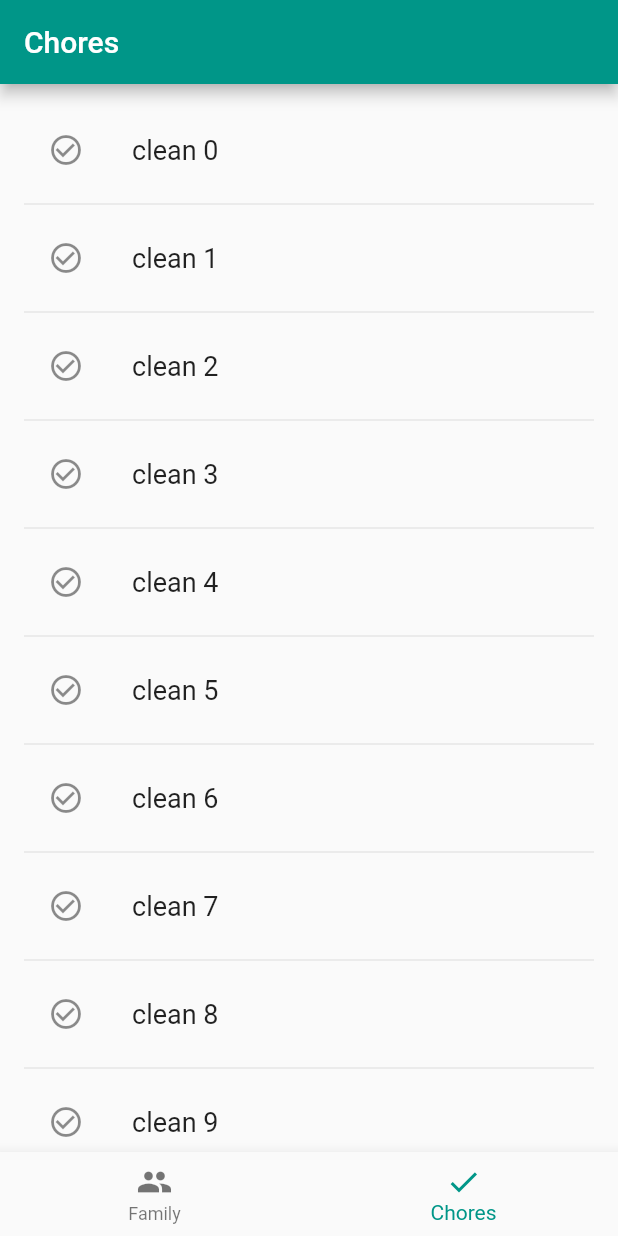
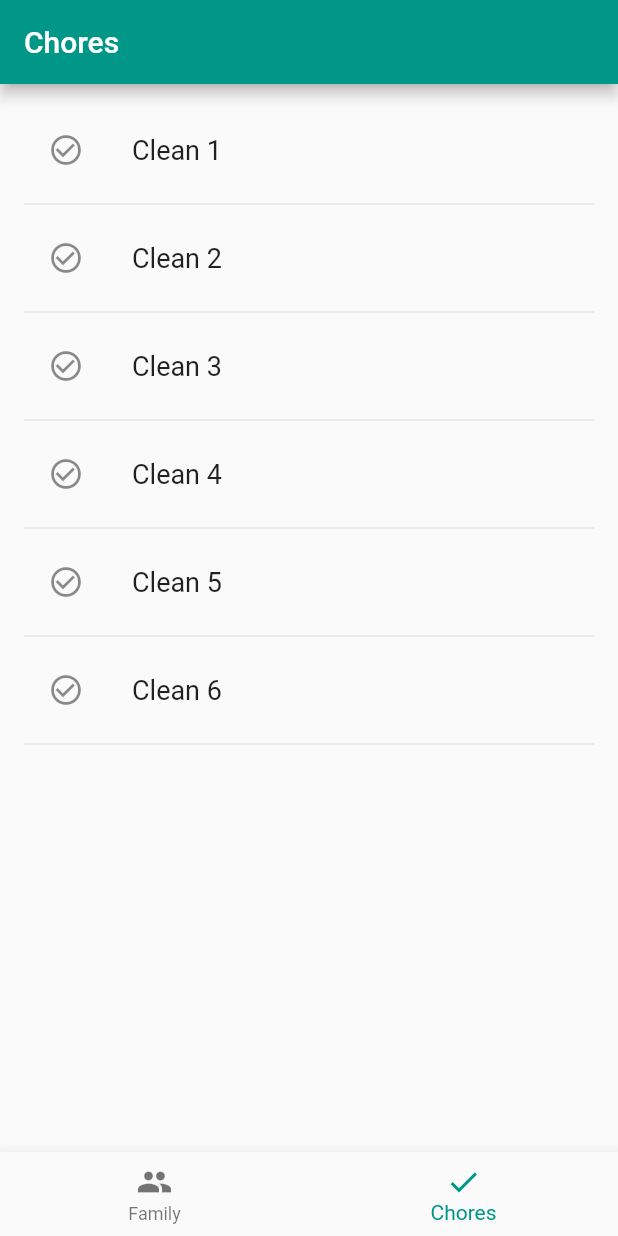
Before and after one commit to adamstegman/chores, a Flutter app: the screen it shows after launch, on a phone screen of 412 x 824 dp. Run offline on Flutter 3.47's test engine with Material 2 defaults, Android fonts, the light colour scheme and no system bars.

Commit message:
Adaptive design

```diff
--- a/lib/chores/chore_list.dart
+++ b/lib/chores/chore_list.dart
@@ -1,12 +1,11 @@
 import 'package:flutter/material.dart';
 
+import '../core/callbacks.dart';
 import 'chore.dart';
 
-typedef ToggleAtIndex = void Function(int index);
-
 class ChoreList extends StatelessWidget {
+  final Iterable<Chore> chores;
   final ToggleAtIndex toggleChoreCompleted;
-  final Iterable<Chore> chores;
   final _biggerFont = const TextStyle(fontSize: 18.0);
 
   ChoreList({Key? key, required this.chores, required this.toggleChoreCompleted}) : super(key: key);
@@ -15,6 +14,7 @@ class ChoreList extends StatelessWidget {
   Widget build(BuildContext context) {
     return ListView.builder(
       padding: const EdgeInsets.all(16.0),
+      itemCount: chores.length * 2,
       itemBuilder: (context, i) {
         if (i.isOdd) return const Divider();
 
--- /dev/null
+++ b/lib/chores/chore_provider.dart
@@ -0,0 +1,21 @@
+import 'chore.dart';
+
+class ChoreProvider {
+  // TODO: actual storage
+  final _chores = [
+    Chore(name: 'Clean 1'),
+    Chore(name: 'Clean 2'),
+    Chore(name: 'Clean 3'),
+    Chore(name: 'Clean 4'),
+    Chore(name: 'Clean 5'),
+    Chore(name: 'Clean 6'),
+  ];
+
+  Iterable<Chore> getChores() {
+    return _chores;
+  }
+
+  void toggleChoreCompleted(int index) {
+    _chores.elementAt(index).completed = !_chores.elementAt(index).completed;
+  }
+}
--- a/lib/chores/chores_page.dart
+++ b/lib/chores/chores_page.dart
@@ -1,39 +1,17 @@
 import 'package:flutter/material.dart';
 
+import '../core/callbacks.dart';
 import 'chore.dart';
 import 'chore_list.dart';
 
-class ChoresPage extends StatefulWidget {
-  @override
-  _ChoresPageState createState() => _ChoresPageState();
-}
+class ChoresPage extends StatelessWidget {
+  final Iterable<Chore> chores;
+  final ToggleAtIndex toggleChoreCompleted;
 
-class _ChoresPageState extends State<ChoresPage> {
-  final _completedChoreIndexes = <int>[];
+  const ChoresPage({Key? key, required this.chores, required this.toggleChoreCompleted}) : super(key: key);
 
   @override
   Widget build(BuildContext context) {
-    return ChoreList(chores: _generateChores(), toggleChoreCompleted: _toggleChoreCompleted);
-  }
-
-  // TODO: actual storage
-  Iterable<Chore> _generateChores() sync* {
-    var index = 0;
-
-    // We're in a sync* function, so `while (true)` is okay.
-    while (true) {
-      yield Chore(name: 'clean $index', completed: _completedChoreIndexes.contains(index));
-      index++;
-    }
-  }
-
-  void _toggleChoreCompleted(int index) {
-    setState(() {
-      if (_completedChoreIndexes.contains(index)) {
-        _completedChoreIndexes.remove(index);
-      } else {
-        _completedChoreIndexes.add(index);
-      }
-    });
+    return ChoreList(chores: chores, toggleChoreCompleted: toggleChoreCompleted);
   }
 }
--- a/lib/core/app.dart
+++ b/lib/core/app.dart
@@ -1,9 +1,14 @@
-import 'package:chores/core/home_page.dart';
+import 'package:chores/chores/chore_provider.dart';
 import 'package:flutter/material.dart';
 
 import 'constants.dart';
+import 'home_page.dart';
 
 class ChoresApp extends StatelessWidget {
+  final ChoreProvider choreProvider;
+
+  ChoresApp(this.choreProvider);
+
   @override
   Widget build(BuildContext context) {
     return MaterialApp(
@@ -16,7 +21,7 @@ class ChoresApp extends StatelessWidget {
         brightness: Brightness.dark,
         primarySwatch: Colors.teal,
       ),
-      home: HomePage(),
+      home: HomePage(choreProvider: choreProvider),
     );
   }
 }
--- /dev/null
+++ b/lib/core/callbacks.dart
@@ -0,0 +1 @@
+typedef ToggleAtIndex = void Function(int index);
--- a/lib/core/home_page.dart
+++ b/lib/core/home_page.dart
@@ -1,67 +1,34 @@
 import 'package:flutter/material.dart';
 
-import '../chores/chores_page.dart';
-import '../family/family_page.dart';
-import 'constants.dart';
-
-class NavItem {
-  final String label;
-  final Icon icon;
-  final Widget widget;
-
-  NavItem({required this.label, required this.icon, required this.widget});
-}
+import '../chores/chore_provider.dart';
+import 'home_medium_screen.dart';
+import 'home_small_screen.dart';
+import 'screen_size.dart';
 
 class HomePage extends StatefulWidget {
+  final ChoreProvider choreProvider;
+
+  const HomePage({Key? key, required this.choreProvider}) : super(key: key);
+
   @override
   _HomePageState createState() => _HomePageState();
 }
 
 class _HomePageState extends State<HomePage> {
-  final _title = Text(APP_NAME);
-  final _navItems = [
-    NavItem(
-      icon: Icon(Icons.people),
-      label: FAMILY_TITLE,
-      widget: FamilyPage(),
-    ),
-    NavItem(
-      icon: Icon(Icons.check),
-      label: CHORES_TITLE,
-      widget: ChoresPage(),
-    ),
-  ];
-  int _selectedNavIndex = 1;
-
   @override
   Widget build(BuildContext context) {
-    return Scaffold(
-      appBar: AppBar(
-        title: _title,
-      ),
-      body: Center(
-        child: IndexedStack(
-          children: _navItems.map((item) => item.widget).toList(),
-          index: _selectedNavIndex,
-        ),
-      ),
-      bottomNavigationBar: BottomNavigationBar(
-        items: _navItems.map((item) => BottomNavigationBarItem(icon: item.icon, label: item.label)).toList(),
-        currentIndex: _selectedNavIndex,
-        selectedItemColor: Theme.of(context).accentColor,
-        onTap: _setSelectedNavIndex,
-      ),
+    final chores = widget.choreProvider.getChores();
+    final size = getSize(context);
+    if ([ScreenSize.ExtraLarge, ScreenSize.Large, ScreenSize.Medium].contains(size)) {
+      return HomeMediumScreen(chores: chores, toggleChoreCompleted: _toggleChoreCompleted);
+    }
 
-      // TODO: NewChore component
-      // floatingActionButton: FloatingActionButton(
-      //   onPressed: _incrementCounter,
-      //   tooltip: 'Increment',
-      //   child: Icon(Icons.add),
-      // ), // This trailing comma makes auto-formatting nicer for build methods.
-    );
+    return HomeSmallScreen(chores: chores, toggleChoreCompleted: _toggleChoreCompleted);
   }
 
-  void _setSelectedNavIndex(int index) {
-    setState(() => _selectedNavIndex = index);
+  void _toggleChoreCompleted(int index) {
+    setState(() {
+      widget.choreProvider.toggleChoreCompleted(index);
+    });
   }
 }
--- /dev/null
+++ b/lib/core/home_small_screen.dart
@@ -0,0 +1,57 @@
+import 'package:flutter/material.dart';
+
+import '../chores/chore.dart';
+import '../chores/chores_page.dart';
+import '../family/family_page.dart';
+import 'callbacks.dart';
+import 'constants.dart';
+import 'nav_item.dart';
+
+class HomeSmallScreen extends StatefulWidget {
+  final Iterable<Chore> chores;
+  final ToggleAtIndex toggleChoreCompleted;
+  late final navItems = [
+    NavItem(
+      icon: Icon(Icons.people),
+      label: FAMILY_TITLE,
+      widget: FamilyPage(),
+    ),
+    NavItem(
+      icon: Icon(Icons.check),
+      label: CHORES_TITLE,
+      widget: ChoresPage(chores: chores, toggleChoreCompleted: toggleChoreCompleted),
+    ),
+  ];
+
+  HomeSmallScreen({Key? key, required this.chores, required this.toggleChoreCompleted}) : super(key: key);
+
+  @override
+  _HomeSmallScreenState createState() => _HomeSmallScreenState();
+}
+
+class _HomeSmallScreenState extends State<HomeSmallScreen> {
+  int _selectedNavIndex = 1;
+
+  @override
+  Widget build(BuildContext context) {
+    return Scaffold(
+      appBar: AppBar(
+        title: widget.navItems[_selectedNavIndex].title,
+      ),
+      body: IndexedStack(
+        children: widget.navItems.map((item) => item.widget).toList(),
+        index: _selectedNavIndex,
+      ),
+      bottomNavigationBar: BottomNavigationBar(
+        items: widget.navItems.map((item) => BottomNavigationBarItem(icon: item.icon, label: item.label)).toList(),
+        currentIndex: _selectedNavIndex,
+        selectedItemColor: Theme.of(context).accentColor,
+        onTap: _setSelectedNavIndex,
+      ),
+    );
+  }
+
+  void _setSelectedNavIndex(int index) {
+    setState(() => _selectedNavIndex = index);
+  }
+}
--- /dev/null
+++ b/lib/core/nav_item.dart
@@ -0,0 +1,11 @@
+import 'package:flutter/material.dart';
+
+class NavItem {
+  final String label;
+  final Icon icon;
+  final Text title;
+  final Widget widget;
+
+  NavItem({required this.label, required this.icon, required this.widget, Text? title})
+      : this.title = title == null ? Text(label) : title;
+}
--- /dev/null
+++ b/lib/core/screen_size.dart
@@ -0,0 +1,18 @@
+import 'package:flutter/material.dart';
+
+enum ScreenSize {
+  ExtraSmall,
+  Small,
+  Medium,
+  Large,
+  ExtraLarge,
+}
+
+ScreenSize getSize(BuildContext context) {
+  double deviceWidth = MediaQuery.of(context).size.shortestSide;
+  if (deviceWidth > 1200) return ScreenSize.ExtraLarge;
+  if (deviceWidth > 992) return ScreenSize.Large;
+  if (deviceWidth > 768) return ScreenSize.Medium;
+  if (deviceWidth > 576) return ScreenSize.Small;
+  return ScreenSize.ExtraSmall;
+}
--- a/lib/main.dart
+++ b/lib/main.dart
@@ -1,5 +1,7 @@
+import 'package:chores/chores/chore_provider.dart';
 import 'package:flutter/material.dart';
 
 import 'core/app.dart';
 
-void main() => runApp(ChoresApp());
+final choreProvider = ChoreProvider();
+void main() => runApp(ChoresApp(choreProvider));
```
Also changed, not shown: lib/chores/chores_page_medium_screen.dart (added, +24 -0 lines), lib/core/home_medium_screen.dart (added, +23 -0 lines), lib/family/family_page_medium_screen.dart (added, +20 -0 lines), 3 other files.
